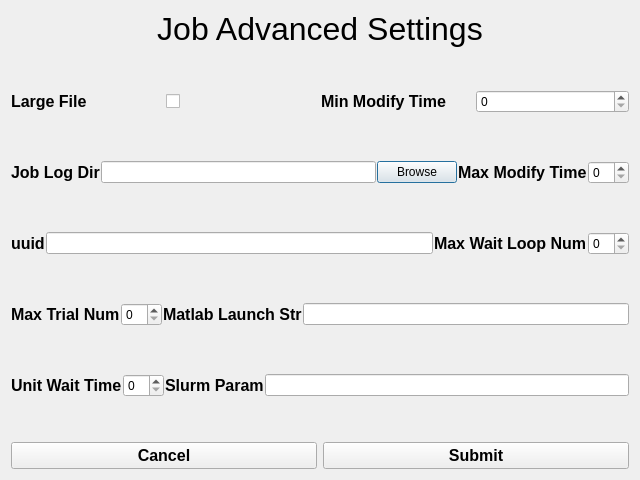
Old version of the form jobadvanced.ui in the repository abcucberkeley/PetaKit5D-GUI.
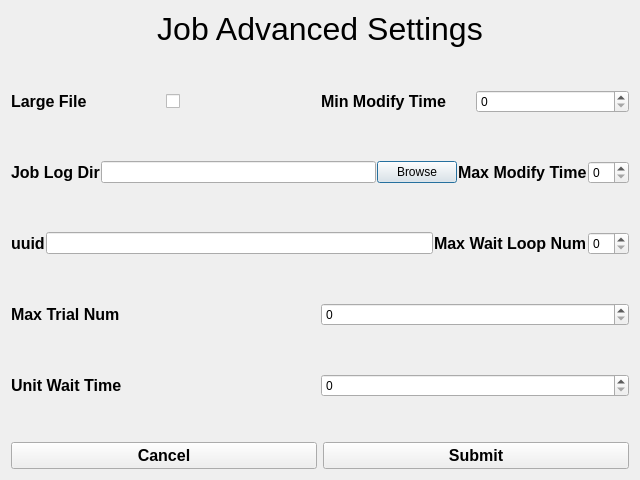
New version of the form.

Diff of the .ui file:
```diff
--- a/jobadvanced.ui
+++ b/jobadvanced.ui
@@ -251,7 +251,6 @@
            <property name="font">
             <font>
              <pointsize>12</pointsize>
-             <weight>75</weight>
              <bold>true</bold>
             </font>
            </property>
@@ -265,31 +264,6 @@
          </item>
         </layout>
        </item>
-       <item>
-        <layout class="QHBoxLayout" name="horizontalLayout_9">
-         <item>
-          <widget class="QLabel" name="matlabLaunchStrLabel">
-           <property name="font">
-            <font>
-             <pointsize>12</pointsize>
-             <weight>75</weight>
-             <bold>true</bold>
-            </font>
-           </property>
-           <property name="text">
-            <string>Matlab Launch Str</string>
-           </property>
-          </widget>
-         </item>
-         <item>
-          <widget class="QLineEdit" name="matlabLaunchStrLineEdit">
-           <property name="alignment">
-            <set>Qt::AlignLeading|Qt::AlignLeft|Qt::AlignVCenter</set>
-           </property>
-          </widget>
-         </item>
-        </layout>
-       </item>
       </layout>
      </item>
      <item>
@@ -317,7 +291,6 @@
            <property name="font">
             <font>
              <pointsize>12</pointsize>
-             <weight>75</weight>
              <bold>true</bold>
             </font>
            </property>
@@ -331,31 +304,6 @@
          </item>
         </layout>
        </item>
-       <item>
-        <layout class="QHBoxLayout" name="horizontalLayout_10">
-         <item>
-          <widget class="QLabel" name="slurmParamLabel">
-           <property name="font">
-            <font>
-             <pointsize>12</pointsize>
-             <weight>75</weight>
-             <bold>true</bold>
-            </font>
-           </property>
-           <property name="text">
-            <string>Slurm Param</string>
-           </property>
-          </widget>
-         </item>
-         <item>
-          <widget class="QLineEdit" name="slurmParamLineEdit">
-           <property name="alignment">
-            <set>Qt::AlignLeading|Qt::AlignLeft|Qt::AlignVCenter</set>
-           </property>
-          </widget>
-         </item>
-        </layout>
-       </item>
       </layout>
      </item>
     </layout>
```
Left out of the diff: 8 changed lines with no effect on the pictures.
